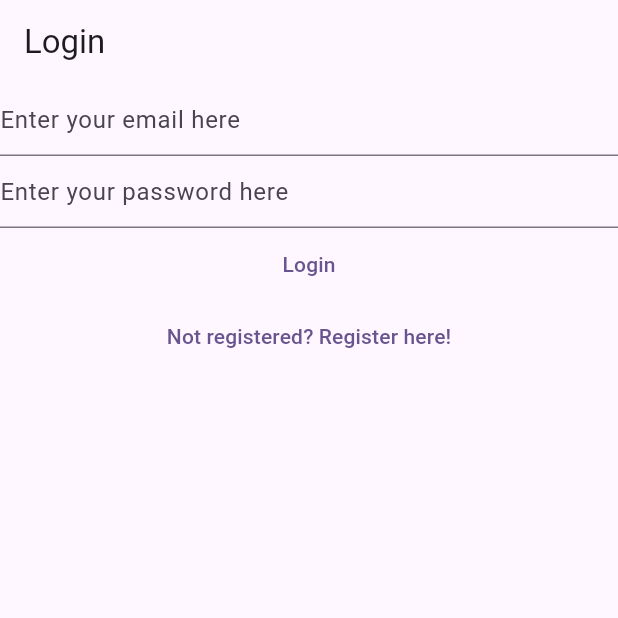
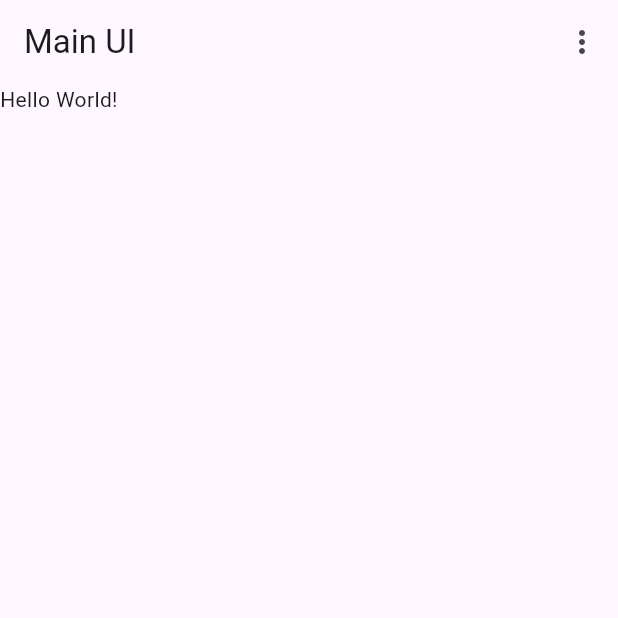
Before and after one commit to psycode99/mynotes-flutter-app, a Flutter app: the screen it shows after launch, on a phone screen of 412 x 824 dp, the top half of it. Run offline on Flutter 3.47's test engine with Material 3 defaults, Android fonts, the phone set to English and light mode, and no system bars; our stand-ins replace firebase_auth, firebase_core; accounts and stored records are empty.

Commit message:
logout func

```diff
--- a/lib/main.dart
+++ b/lib/main.dart
@@ -2,10 +2,11 @@ import 'package:firebase_auth/firebase_auth.dart';
 import 'package:firebase_core/firebase_core.dart';
 import 'package:flutter/material.dart';
 import 'package:mynotes/firebase_options.dart';
-import 'dart:developer';
+import 'dart:developer' show log;
 
 import 'package:mynotes/views/login_view.dart';
 import 'package:mynotes/views/register_view.dart';
+import 'package:mynotes/views/verify_email_view.dart';
 
 void main() {
   WidgetsFlutterBinding.ensureInitialized();
@@ -34,16 +35,19 @@ class HomePage extends StatelessWidget {
         builder: (context, snapshot) {
           switch (snapshot.connectionState){
             case ConnectionState.done:
-              // final user = FirebaseAuth.instance.currentUser;
+              final user = FirebaseAuth.instance.currentUser;
               // final emailVerified = user?.emailVerified ?? false;
               // log(' $user');
-              // if (emailVerified){
-              //   log('you are a verified user');
-              //     return const Text('Done');
-              // } else{
-              //    return const VerifyEmailView();
-              // }
-              return LoginView();
+              if (user != null){
+                  if (user.emailVerified){
+                      log('you are a verified user');
+                      // return LoginView();
+                } else{
+                  return VerifyEmailView();
+                }
+              }
+              return const NotesView();
+
             default:
               return const CircularProgressIndicator();
           }
@@ -52,3 +56,62 @@ class HomePage extends StatelessWidget {
   }
 
 }
+
+enum MenuAction { logout }
+
+class NotesView extends StatefulWidget {
+  const NotesView({super.key});
+
+  @override
+  State<NotesView> createState() => _NotesViewState();
+}
+
+class _NotesViewState extends State<NotesView> {
+  @override
+  Widget build(BuildContext context) {
+    return Scaffold(
+      appBar: AppBar(title: const Text('Main UI'),
+      actions: [
+        PopupMenuButton<MenuAction>(
+          onSelected:  (value) async {
+            switch (value){
+
+              case MenuAction.logout:
+                final shouldLogout = await showLogOutDialog(context);
+                if (shouldLogout){
+                  await FirebaseAuth.instance.signOut();
+                  Navigator.of(context).pushNamedAndRemoveUntil('/login/', (_) => false);
+                }
+            }
+            },
+          itemBuilder: (context){
+            return const [
+               PopupMenuItem<MenuAction>(
+                value: MenuAction.logout,
+                child: Text('Logout')
+              )
+            ];
+          }
+        )
+      ],),
+      body: const Text('Hello World!'),
+    );
+  }
+}
+
+Future<bool> showLogOutDialog(BuildContext context){
+  return showDialog<bool>(context: context, builder: (context) {
+    return AlertDialog(
+      title: const Text('Sign Out'),
+      content: const Text('Are you sure you want to sign out?'),
+      actions: [
+        TextButton(onPressed: (){
+            Navigator.of(context).pop(false);
+        }, child: const Text('Cancel')),
+        TextButton(onPressed: (){
+          Navigator.of(context).pop(true);
+        }, child: const Text('Log Out'))
+      ],
+    );
+  }).then((value) => value ?? false);
+}
```
